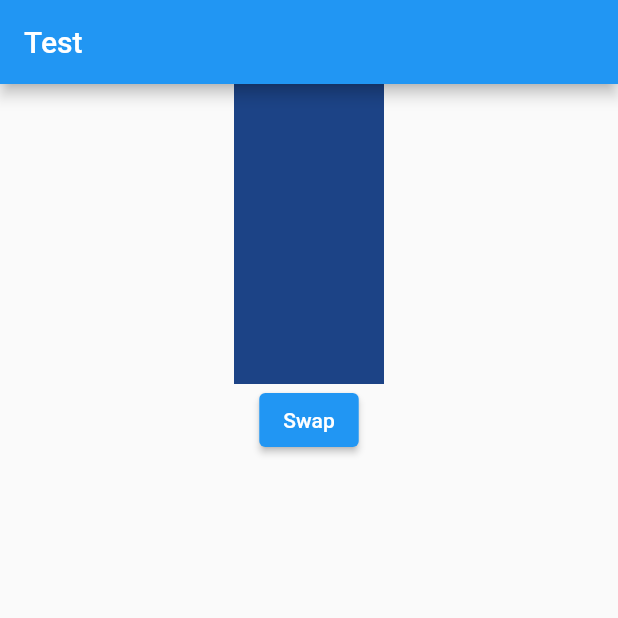
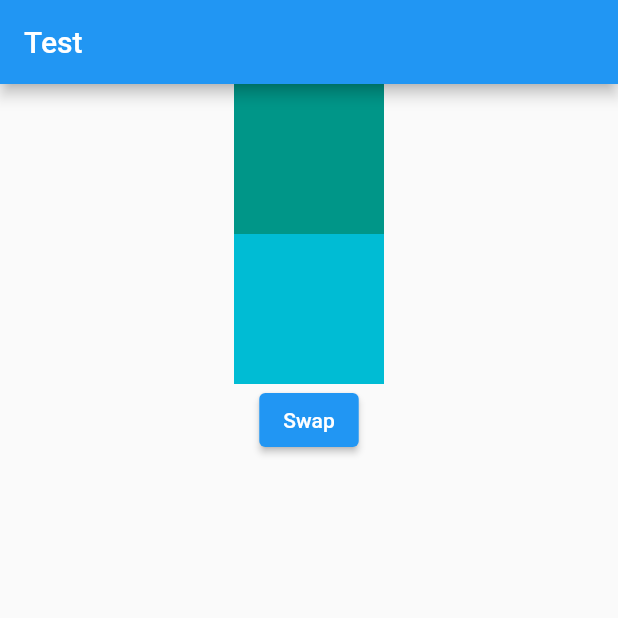
Before and after one commit to ashilkn/flutter_learn, a Flutter app: the screen it shows after launch, on a phone screen of 412 x 824 dp, the top half of it. Run offline on Flutter 3.47's test engine with Material 2 defaults, Android fonts, the phone set to English and light mode, and no system bars.

Commit message:
The operations on the element tree is the same as the example before this, but now we are passing the color to the widgets which makes it possible to make it a constant constructor, improving performance

```diff
--- a/lib/main.dart
+++ b/lib/main.dart
@@ -29,8 +29,8 @@
 
 class _MyHomePageState extends State<MyHomePage> {
   List<Widget> listWidgets = [
-    StatelessColorContainer1(),
-    StatelessColorContainer2(),
+    const StatelessColorContainer1(Colors.teal),
+    const StatelessColorContainer2(Colors.cyan),
   ];
 
   void swap() {
--- a/lib/stateless_widgets.dart
+++ b/lib/stateless_widgets.dart
@@ -1,12 +1,8 @@
-import 'dart:math';
-
 import 'package:flutter/material.dart';
 
 class StatelessColorContainer1 extends StatelessWidget {
-  StatelessColorContainer1({super.key});
-
-  final color =
-      Color((Random().nextDouble() * 0xFFFFFF).toInt()).withOpacity(1.0);
+  final Color color;
+  const StatelessColorContainer1(this.color, {super.key});
 
   @override
   Widget build(BuildContext context) {
@@ -20,10 +16,8 @@
 }
 
 class StatelessColorContainer2 extends StatelessWidget {
-  StatelessColorContainer2({super.key});
-
-  final color =
-      Color((Random().nextDouble() * 0xFFFFFF).toInt()).withOpacity(1.0);
+  final Color color;
+  const StatelessColorContainer2(this.color, {super.key});
 
   @override
   Widget build(BuildContext context) {
```
